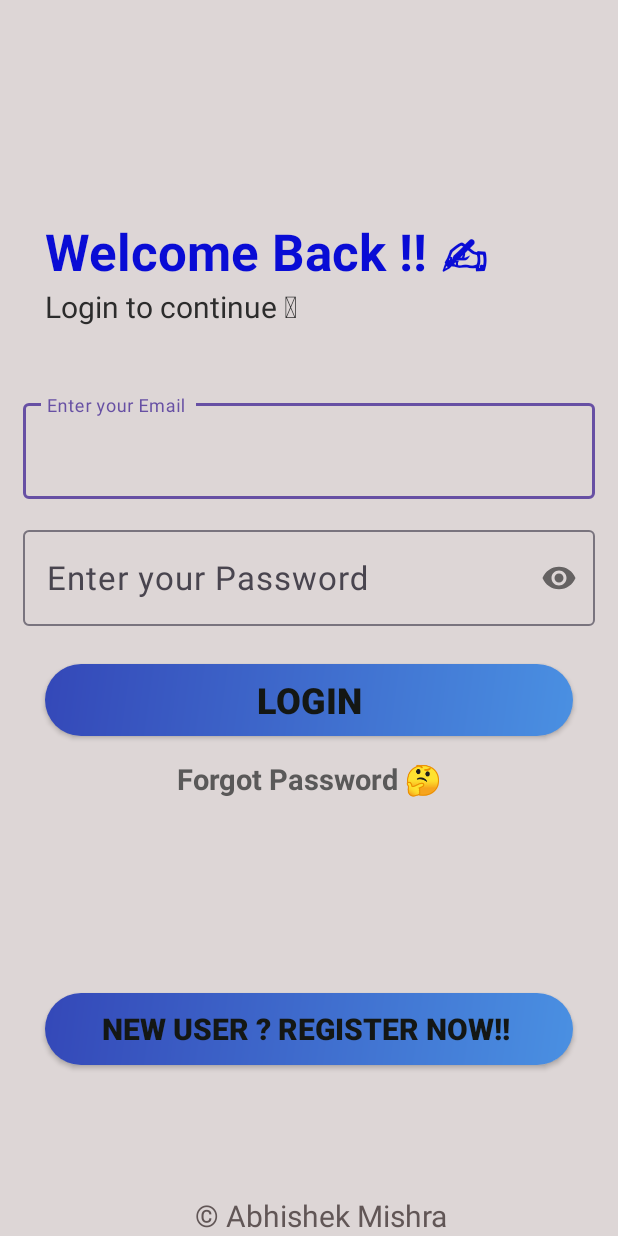
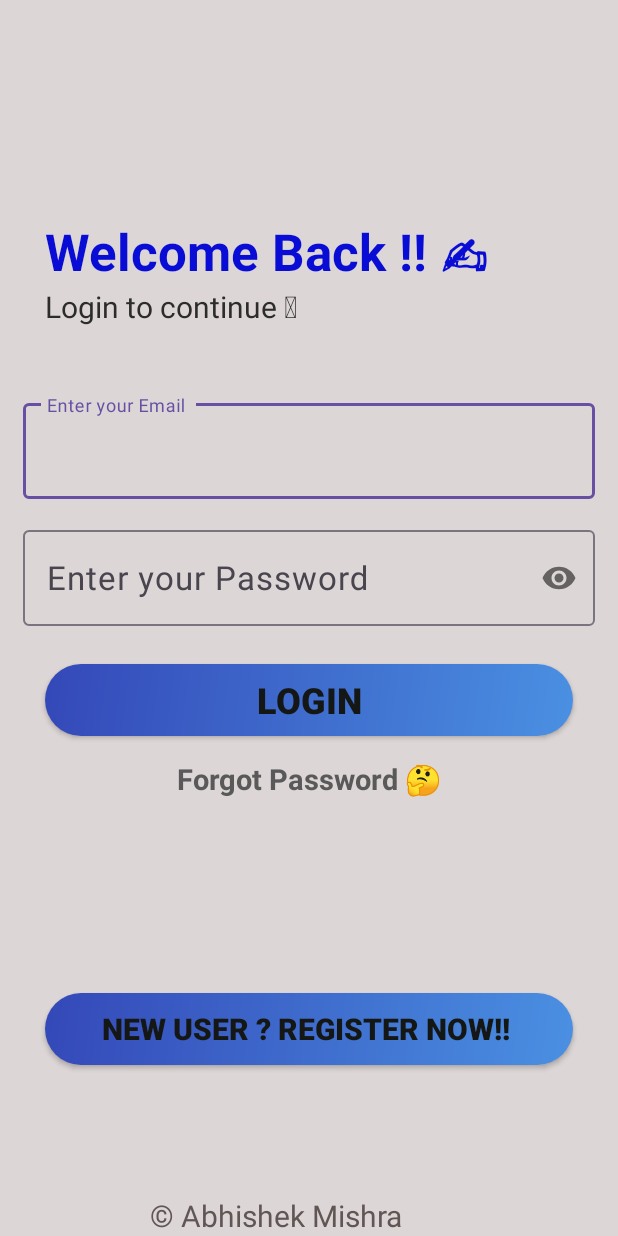
Before and after one commit to abhishek0513/GoodNotes, an Android app: the screen it shows after launch (MainActivity), on a phone screen of 412 x 824 dp. Run offline under Robolectric (Android 15) with nearby library versions, the phone set to English and light mode, and no system bars; our stand-ins replace Firebase (no records; nobody signed in at launch, a user with empty details on screens opened directly).

Commit message:
Third Commit

```diff
--- a/app/src/main/res/layout/activity_forget_password.xml
+++ b/app/src/main/res/layout/activity_forget_password.xml
@@ -44,6 +44,7 @@
             android:layout_marginLeft="15dp"
             android:hint="Enter the registered E-mail"
             android:textSize="25dp"
+            android:textColor="@color/black"
             android:inputType="textEmailAddress"
             android:id="@+id/forgotpass_email"
             />
--- a/app/src/main/res/layout/activity_main.xml
+++ b/app/src/main/res/layout/activity_main.xml
@@ -48,6 +48,7 @@
                 android:layout_height="wrap_content"
                 android:hint="Enter your Email "
                 android:textSize="22dp"
+                android:textColor="@color/black"
                 android:inputType="textEmailAddress" />
         </com.google.android.material.textfield.TextInputLayout>
 
@@ -66,6 +67,7 @@
                 android:layout_height="wrap_content"
                 android:hint="Enter your Password "
                 android:textSize="22dp"
+                android:textColor="@color/black"
                 android:inputType="textPassword" />
         </com.google.android.material.textfield.TextInputLayout>
 
@@ -127,8 +129,8 @@
         android:textSize="20dp"
         android:textColor="#615656"
         android:layout_alignParentBottom="true"
-        android:layout_marginLeft="130dp"
-        android:layout_marginRight="110dp"
+        android:layout_marginLeft="100dp"
+        android:layout_marginRight="100dp"
         />
 
 
--- a/app/src/main/res/layout/activity_signup.xml
+++ b/app/src/main/res/layout/activity_signup.xml
@@ -48,6 +48,7 @@
                 android:layout_height="wrap_content"
                 android:hint="Enter your Name "
                 android:textSize="22dp"
+                android:textColor="@color/black"
                 android:inputType="text" />
         </com.google.android.material.textfield.TextInputLayout>
 
@@ -65,6 +66,7 @@
                 android:layout_height="wrap_content"
                 android:hint="Enter your Email "
                 android:textSize="22dp"
+                android:textColor="@color/black"
                 android:inputType="textEmailAddress" />
         </com.google.android.material.textfield.TextInputLayout>
 
@@ -84,6 +86,7 @@
                 android:layout_height="wrap_content"
                 android:hint="Enter your Password "
                 android:textSize="22dp"
+                android:textColor="@color/black"
                 android:inputType="textPassword" />
         </com.google.android.material.textfield.TextInputLayout>
 
```
Also changed, not shown: app/src/main/java/com/example/notesapp/createnote.java (+12 -0 lines), app/src/main/res/layout/activity_createnote.xml (+11 -0 lines), 1 other file.
